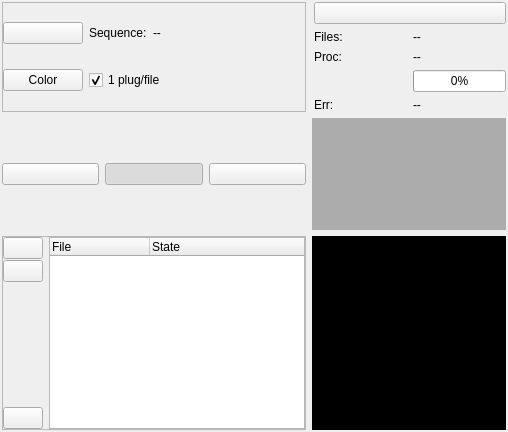
Before: the Qt Designer form workflow/tools/ui/batch_progress_widget.ui in cseyve/piaf, drawn with Qt 5.
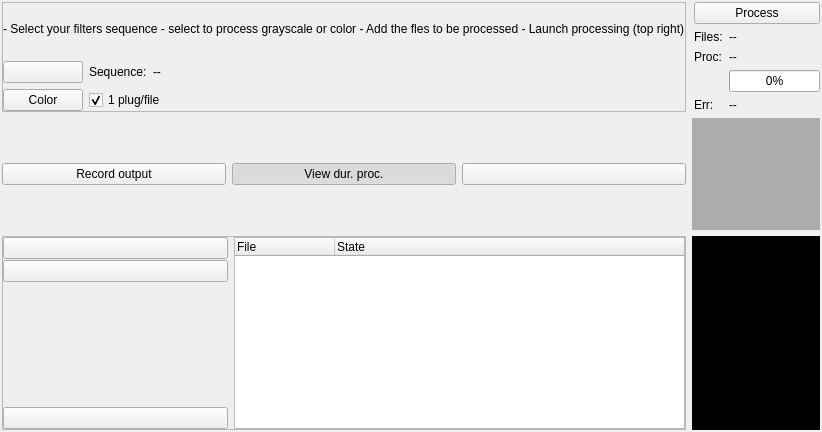
After: the same form once the commit is applied. Icons and pictures are not drawn. Custom widgets are drawn as their Qt base class.

Commit message: Batch progress: add snapshot button

The edit to the form file:
```diff
--- a/workflow/tools/ui/batch_progress_widget.ui
+++ b/workflow/tools/ui/batch_progress_widget.ui
@@ -182,14 +182,23 @@
       <property name="margin">
        <number>0</number>
       </property>
-      <item row="0" column="2">
+      <property name="topMargin">
+       <number>0</number>
+      </property>
+      <property name="rightMargin">
+       <number>0</number>
+      </property>
+      <property name="bottomMargin">
+       <number>0</number>
+      </property>
+      <item row="1" column="2">
        <widget class="QLabel" name="label_4">
         <property name="text">
          <string>Sequence:</string>
         </property>
        </widget>
       </item>
-      <item row="0" column="3">
+      <item row="1" column="3">
        <widget class="QLabel" name="sequenceLabel">
         <property name="sizePolicy">
          <sizepolicy hsizetype="Expanding" vsizetype="Preferred">
@@ -205,7 +214,7 @@
         </property>
        </widget>
       </item>
-      <item row="2" column="1">
+      <item row="3" column="1">
        <widget class="QPushButton" name="greyButton">
         <property name="toolTip">
          <string>if down, the images will be converted to grayscale before processing</string>
@@ -226,7 +235,7 @@
         </property>
        </widget>
       </item>
-      <item row="0" column="1">
+      <item row="1" column="1">
        <widget class="QPushButton" name="loadButton">
         <property name="toolTip">
          <string>Load plugin sequence</string>
@@ -240,7 +249,7 @@
         </property>
        </widget>
       </item>
-      <item row="2" column="2" colspan="2">
+      <item row="3" column="2" colspan="2">
        <widget class="QCheckBox" name="reloadPluginCheckBox">
         <property name="toolTip">
          <string>Reload plugins at every change of file</string>
@@ -256,6 +265,19 @@
         </property>
        </widget>
       </item>
+      <item row="0" column="1" colspan="3">
+       <widget class="QLabel" name="label_5">
+        <property name="text">
+         <string>- Select your filters sequence
+- select to process grayscale or color
+- Add the fles to be processed
+- Launch processing (top right)</string>
+        </property>
+        <property name="textFormat">
+         <enum>Qt::RichText</enum>
+        </property>
+       </widget>
+      </item>
      </layout>
     </widget>
    </item>
@@ -277,7 +299,7 @@
          <string>Record output image or movies</string>
         </property>
         <property name="text">
-         <string/>
+         <string>Record output</string>
         </property>
         <property name="icon">
          <iconset resource="../../../main/piaf.qrc">
@@ -294,7 +316,7 @@
          <string>Display the image output once per second</string>
         </property>
         <property name="text">
-         <string/>
+         <string>View dur. proc.</string>
         </property>
         <property name="icon">
          <iconset resource="../../../main/piaf.qrc">
@@ -480,7 +502,7 @@
             <string>Start processing or pause it</string>
            </property>
            <property name="text">
-            <string/>
+            <string>Process</string>
            </property>
            <property name="icon">
             <iconset resource="../../ema.qrc">
```
Left out of the diff: 64 changed lines with no effect on the pictures. The commit also changes 2 other files.
